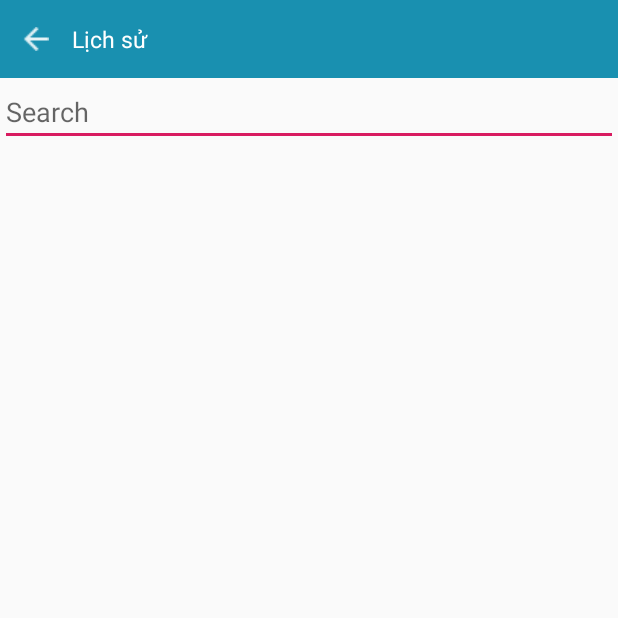
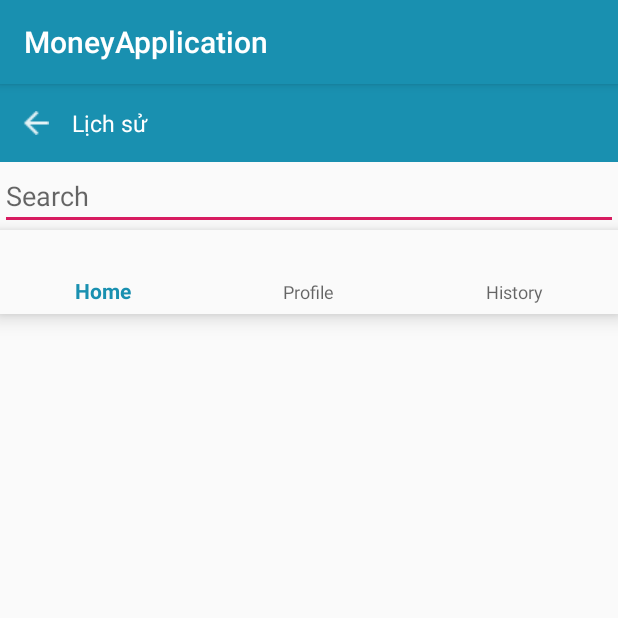
Before and after one commit to tannguyenvn007/Dog-Project, an Android app: the History screen opened directly, with no data from a screen before it, on a phone screen of 412 x 824 dp, the top half of it. Run offline under Robolectric (Android 15) with nearby library versions, the phone set to English and light mode, and no system bars.

Commit message:
add tab navigation

```diff
--- a/app/build.gradle
+++ b/app/build.gradle
@@ -21,6 +21,7 @@ android {
 dependencies {
     implementation fileTree(dir: 'libs', include: ['*.jar'])
     implementation 'com.android.support:appcompat-v7:28.0.0'
+    implementation 'com.android.support:design:28.0.0'
     implementation 'com.android.support.constraint:constraint-layout:1.1.3'
     testImplementation 'junit:junit:4.12'
     androidTestImplementation 'com.android.support.test:runner:1.0.2'
--- a/app/src/main/java/com/example/tannguyen/moneyapplication/History.java
+++ b/app/src/main/java/com/example/tannguyen/moneyapplication/History.java
@@ -1,12 +1,38 @@
 package com.example.tannguyen.moneyapplication;
 
 import android.app.Activity;
+import android.content.Intent;
 import android.os.Bundle;
+import android.support.annotation.NonNull;
+import android.support.design.widget.BottomNavigationView;
+import android.support.v7.app.AppCompatActivity;
+import android.view.MenuItem;
 
-public class History extends Activity {
+public class History extends AppCompatActivity {
     @Override
     protected void onCreate( Bundle savedInstanceState) {
         super.onCreate(savedInstanceState);
         setContentView(R.layout.activity_histories);
+
+        BottomNavigationView navigation = (BottomNavigationView) findViewById(R.id.navigation);
+        navigation.setOnNavigationItemSelectedListener(new BottomNavigationView.OnNavigationItemSelectedListener() {
+            @Override
+            public boolean onNavigationItemSelected(@NonNull MenuItem menuItem) {
+                switch (menuItem.getItemId()){
+                    case R.id.navigation_home:
+                        Intent i = new Intent(History.this,MainActivity.class);
+                        startActivity(i);
+                    case R.id.navigation_profile:
+                        Intent a = new Intent(History.this,HistoryUser.class);
+                        startActivity(a);
+                        break;
+                    case R.id.navigation_history:
+
+                        break;
+
+                }
+                return false;
+            }
+        });
     }
 }
--- a/app/src/main/res/layout/activity_histories.xml
+++ b/app/src/main/res/layout/activity_histories.xml
@@ -1,7 +1,10 @@
 <?xml version="1.0" encoding="utf-8"?>
 <LinearLayout
     android:orientation="vertical"
-    xmlns:android="http://schemas.android.com/apk/res/android" android:layout_width="match_parent"
+    xmlns:android="http://schemas.android.com/apk/res/android"
+    xmlns:app="http://schemas.android.com/apk/res-auto"
+    xmlns:tools="http://schemas.android.com/tools"
+    android:layout_width="match_parent"
     android:layout_height="match_parent">
     <TextView
         android:layout_width="match_parent"
@@ -24,4 +27,15 @@
         android:layout_height="wrap_content">
 
     </ListView>
+    <android.support.design.widget.BottomNavigationView
+        android:id="@+id/navigation"
+        android:layout_width="match_parent"
+        android:layout_height="wrap_content"
+        android:layout_marginEnd="0dp"
+        android:layout_marginStart="0dp"
+        android:background="?android:attr/windowBackground"
+        app:layout_constraintBottom_toBottomOf="parent"
+        app:layout_constraintLeft_toLeftOf="parent"
+        app:layout_constraintRight_toRightOf="parent"
+        app:menu="@menu/navigation" />
 </LinearLayout>
--- /dev/null
+++ b/app/src/main/res/menu/navigation.xml
@@ -0,0 +1,18 @@
+<?xml version="1.0" encoding="utf-8"?>
+<menu xmlns:android="http://schemas.android.com/apk/res/android">
+    <item
+        android:id="@+id/navigation_home"
+
+        android:title="Home" />
+    <item
+        android:id="@+id/navigation_profile"
+
+        android:title="Profile" />
+
+    <item
+        android:id="@+id/navigation_history"
+
+        android:title="History" />
+
+
+</menu>
```
Also changed, not shown: app/src/main/java/com/example/tannguyen/moneyapplication/HistoryUser.java (+24 -0 lines), app/src/main/java/com/example/tannguyen/moneyapplication/MainActivity.java (+23 -0 lines), app/src/main/res/layout/activity_history_user.xml (+20 -1 lines), app/src/main/res/layout/activity_main.xml (+12 -0 lines).
